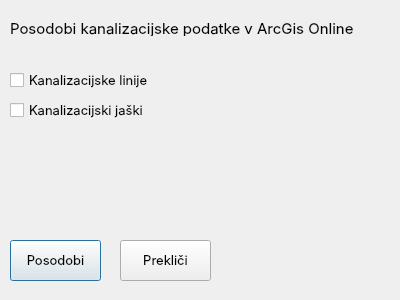
andrejdimec/pyKat, file frm_posodobi_kanalizacijo.ui: the form before one commit.
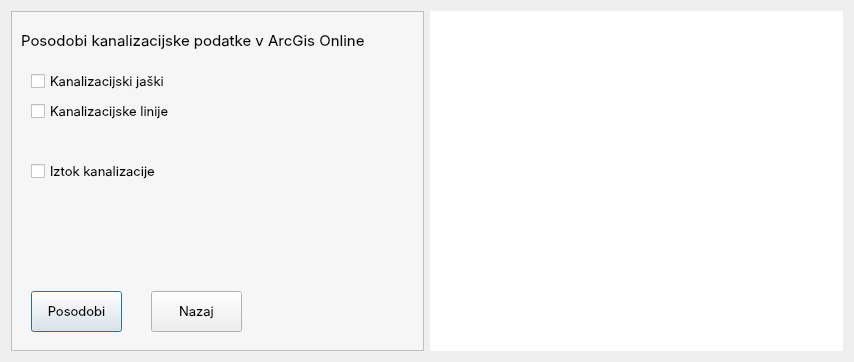
The form after the commit.

The edit to the form file:
```diff
--- a/frm_posodobi_kanalizacijo.ui
+++ b/frm_posodobi_kanalizacijo.ui
@@ -6,8 +6,8 @@
    <rect>
     <x>0</x>
     <y>0</y>
-    <width>400</width>
-    <height>300</height>
+    <width>854</width>
+    <height>362</height>
    </rect>
   </property>
   <property name="font">
@@ -19,39 +19,71 @@
   <property name="windowTitle">
    <string>Posodobi kanalizacijo</string>
   </property>
-  <widget class="QCheckBox" name="cb_linije">
-   <property name="geometry">
-    <rect>
-     <x>10</x>
-     <y>70</y>
-     <width>211</width>
-     <height>20</height>
-    </rect>
-   </property>
-   <property name="text">
-    <string>Kanalizacijske linije</string>
-   </property>
-  </widget>
-  <widget class="QCheckBox" name="cb_jaski">
-   <property name="geometry">
-    <rect>
-     <x>10</x>
-     <y>100</y>
-     <width>231</width>
-     <height>20</height>
-    </rect>
-   </property>
-   <property name="text">
-    <string>Kanalizacijski jaški</string>
-   </property>
-  </widget>
+  <layout class="QHBoxLayout" name="horizontalLayout" stretch="5,5">
+   <item>
+    <widget class="QFrame" name="frame">
+     <property name="palette">
+      <palette>
+       <active>
+        <colorrole role="Window">
+         <brush brushstyle="SolidPattern">
+          <color alpha="255">
+           <red>246</red>
+           <green>246</green>
+           <blue>246</blue>
+          </color>
+         </brush>
+        </colorrole>
+       </active>
+       <inactive>
+        <colorrole role="Window">
+         <brush brushstyle="SolidPattern">
+          <color alpha="255">
+           <red>246</red>
+           <green>246</green>
+           <blue>246</blue>
+          </color>
+         </brush>
+        </colorrole>
+       </inactive>
+       <disabled>
+        <colorrole role="Base">
+         <brush brushstyle="SolidPattern">
+          <color alpha="255">
+           <red>246</red>
+           <green>246</green>
+           <blue>246</blue>
+          </color>
+         </brush>
+        </colorrole>
+        <colorrole role="Window">
+         <brush brushstyle="SolidPattern">
+          <color alpha="255">
+           <red>246</red>
+           <green>246</green>
+           <blue>246</blue>
+          </color>
+         </brush>
+        </colorrole>
+       </disabled>
+      </palette>
+     </property>
+     <property name="autoFillBackground">
+      <bool>true</bool>
+     </property>
+     <property name="frameShape">
+      <enum>QFrame::Shape::StyledPanel</enum>
+     </property>
+     <property name="frameShadow">
+      <enum>QFrame::Shadow::Raised</enum>
+     </property>
   <widget class="QLabel" name="label">
    <property name="geometry">
     <rect>
      <x>10</x>
      <y>20</y>
-     <width>361</width>
-     <height>16</height>
+        <width>344</width>
+        <height>19</height>
     </rect>
    </property>
    <property name="font">
@@ -64,11 +96,37 @@
     <string>Posodobi kanalizacijske podatke v ArcGis Online</string>
    </property>
   </widget>
+     <widget class="QCheckBox" name="cb_jaski">
+      <property name="geometry">
+       <rect>
+        <x>20</x>
+        <y>60</y>
+        <width>137</width>
+        <height>20</height>
+       </rect>
+      </property>
+      <property name="text">
+       <string>Kanalizacijski jaški</string>
+      </property>
+     </widget>
+     <widget class="QCheckBox" name="cb_linije">
+      <property name="geometry">
+       <rect>
+        <x>20</x>
+        <y>90</y>
+        <width>143</width>
+        <height>20</height>
+       </rect>
+      </property>
+      <property name="text">
+       <string>Kanalizacijske linije</string>
+      </property>
+     </widget>
   <widget class="QPushButton" name="btn_posodobi">
    <property name="geometry">
     <rect>
-     <x>10</x>
-     <y>240</y>
+        <x>20</x>
+        <y>280</y>
      <width>91</width>
      <height>41</height>
     </rect>
@@ -80,16 +138,94 @@
   <widget class="QPushButton" name="btn_cancel">
    <property name="geometry">
     <rect>
-     <x>120</x>
-     <y>240</y>
+        <x>140</x>
+        <y>280</y>
      <width>91</width>
      <height>41</height>
     </rect>
    </property>
    <property name="text">
-    <string>Prekliči</string>
-   </property>
-  </widget>
+       <string>Nazaj</string>
+      </property>
+     </widget>
+     <widget class="QCheckBox" name="cb_iztok">
+      <property name="geometry">
+       <rect>
+        <x>20</x>
+        <y>150</y>
+        <width>143</width>
+        <height>20</height>
+       </rect>
+      </property>
+      <property name="text">
+       <string>Iztok kanalizacije</string>
+      </property>
+     </widget>
+    </widget>
+   </item>
+   <item>
+    <widget class="QTextEdit" name="te2">
+     <property name="palette">
+      <palette>
+       <active>
+        <colorrole role="Window">
+         <brush brushstyle="SolidPattern">
+          <color alpha="255">
+           <red>255</red>
+           <green>255</green>
+           <blue>255</blue>
+          </color>
+         </brush>
+        </colorrole>
+       </active>
+       <inactive>
+        <colorrole role="Window">
+         <brush brushstyle="SolidPattern">
+          <color alpha="255">
+           <red>255</red>
+           <green>255</green>
+           <blue>255</blue>
+          </color>
+         </brush>
+        </colorrole>
+       </inactive>
+       <disabled>
+        <colorrole role="Base">
+         <brush brushstyle="SolidPattern">
+          <color alpha="255">
+           <red>255</red>
+           <green>255</green>
+           <blue>255</blue>
+          </color>
+         </brush>
+        </colorrole>
+        <colorrole role="Window">
+         <brush brushstyle="SolidPattern">
+          <color alpha="255">
+           <red>255</red>
+           <green>255</green>
+           <blue>255</blue>
+          </color>
+         </brush>
+        </colorrole>
+       </disabled>
+      </palette>
+     </property>
+     <property name="autoFillBackground">
+      <bool>true</bool>
+     </property>
+     <property name="frameShape">
+      <enum>QFrame::Shape::Box</enum>
+     </property>
+     <property name="frameShadow">
+      <enum>QFrame::Shadow::Plain</enum>
+     </property>
+     <property name="lineWidth">
+      <number>0</number>
+     </property>
+    </widget>
+   </item>
+  </layout>
  </widget>
  <resources/>
  <connections/>
```
Lines whose indentation alone changed are shown as unchanged.
